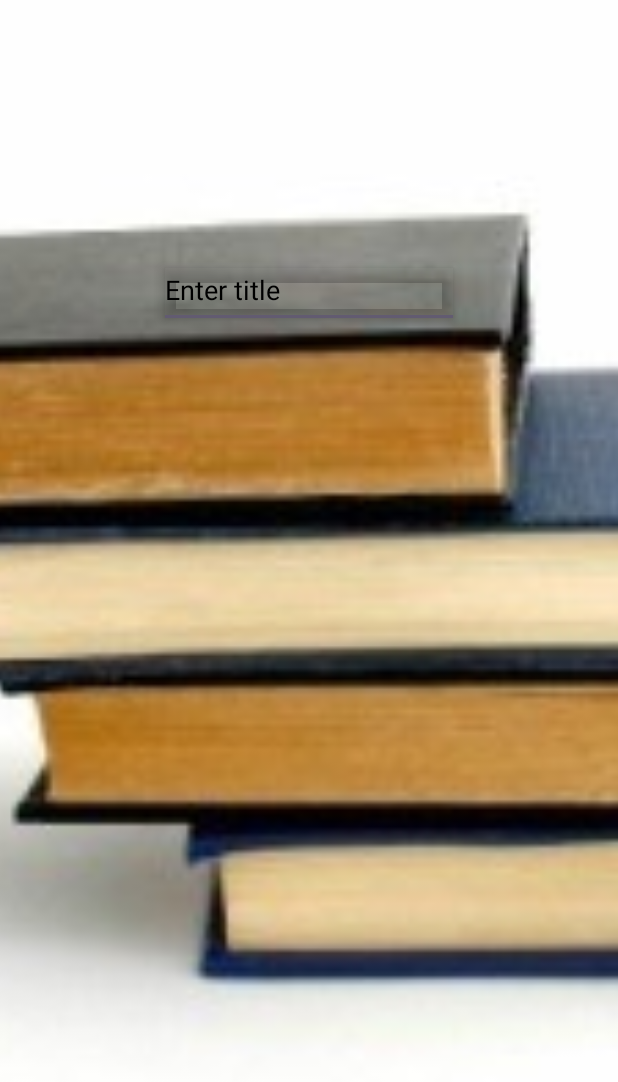
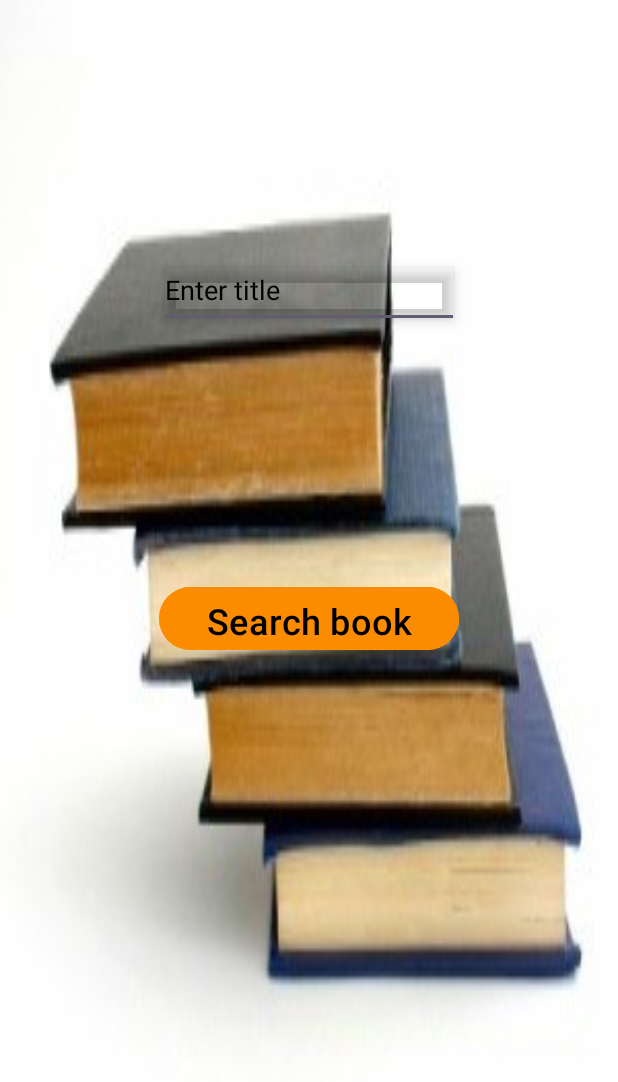
Before and after one commit to OlenaKhamilivska/AppSearchBooks_Pagination_MVVM, an Android app: the screen it shows after launch (MainActivity), on a phone screen of 412 x 824 dp. Shown: the top 1082 px of the screen. Run offline under Robolectric (Android 15) with nearby library versions, the phone set to English and light mode, and no system bars.

```diff
--- a/app/src/main/java/com/example/paginationexamplejavacorrect/Constans.java
+++ b/app/src/main/java/com/example/paginationexamplejavacorrect/Constans.java
@@ -1,7 +1,5 @@
 package com.example.paginationexamplejavacorrect;
 
 public interface Constans {
-
-    String END_POINT = "character/";
-    static final String BASE_URL = "https://api.itbook.store/1.0/";
+    String BASE_URL = "https://api.itbook.store/1.0/";
 }
--- a/app/src/main/java/com/example/paginationexamplejavacorrect/view/BooksListActivity.java
+++ b/app/src/main/java/com/example/paginationexamplejavacorrect/view/BooksListActivity.java
@@ -18,11 +18,9 @@ import com.example.paginationexamplejavacorrect.viewmodel.BooksListPagedAdapter;
 import com.example.paginationexamplejavacorrect.viewmodel.BooksListViewModel;
 
 public class BooksListActivity extends AppCompatActivity {
-
     private RecyclerView recyclerView;
     private BooksListViewModel booksListViewModel;
     private String query;
-
 
     @Override
     protected void onCreate(Bundle savedInstanceState) {
--- a/app/src/main/res/layout/activity_main.xml
+++ b/app/src/main/res/layout/activity_main.xml
@@ -4,6 +4,7 @@
     xmlns:tools="http://schemas.android.com/tools"
     android:layout_width="match_parent"
     android:layout_height="match_parent"
+    android:background="@mipmap/cleaning_hardcover_books_s1"
     tools:context=".view.MainActivity">
 
     <EditText
@@ -37,12 +38,4 @@
         app:layout_constraintStart_toStartOf="parent"
         app:layout_constraintTop_toTopOf="parent" />
 
-    <ImageView
-        android:id="@+id/ivFr"
-        android:layout_width="match_parent"
-        android:layout_height="match_parent"
-        android:scaleType="centerCrop"
-        android:adjustViewBounds="true"
-        android:src="@mipmap/cleaning_hardcover_books_s1"/>
-
 </androidx.constraintlayout.widget.ConstraintLayout>
```
Also changed, not shown: app/src/main/java/com/example/paginationexamplejavacorrect/model/dataSource/BooksDataSource.java (+7 -3 lines).
